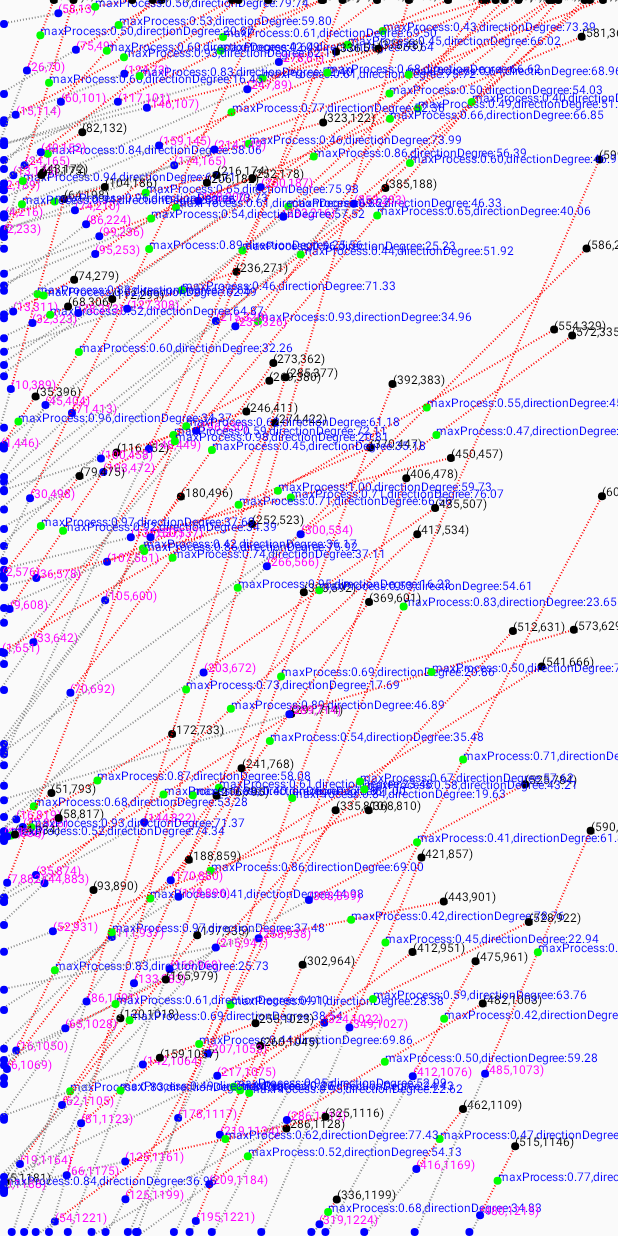
After one commit to fhbianling/MyDevSample, an Android app: the FlowerActivity screen opened directly, with no data from a screen before it, on a phone screen of 412 x 824 dp. The commit adds this screen. Run offline under Robolectric (Android 15) with nearby library versions, the phone set to English and light mode, and no system bars.

Commit message:
添加一个Kotlin写的雪花效果,待完成

```diff
--- a/app/src/main/AndroidManifest.xml
+++ b/app/src/main/AndroidManifest.xml
@@ -40,6 +40,7 @@
         <activity android:name=".ui.kugouanim.KuGouMainAnimActivity"/>
         <activity android:name=".ui.halfcolortext.HalfColorTextViewActivity"/>
         <activity android:name=".ui.flipover.FlipOverActivity"/>
+        <activity android:name=".ui.flower.FlowerActivity"/>
 
         <receiver android:name="com.wilddog.client.receiver.WilddogAuthCastReceiver">
             <intent-filter>
--- a/app/src/main/java/com/bian/mydevsample/application/MyApp.java
+++ b/app/src/main/java/com/bian/mydevsample/application/MyApp.java
@@ -1,10 +1,10 @@
 package com.bian.mydevsample.application;
 
-import android.app.Application;
+import android.support.multidex.MultiDexApplication;
 
-import com.bian.util.BaseUtilManager;
 import com.bian.mydevsample.BuildConfig;
 import com.bian.net.Api;
+import com.bian.util.BaseUtilManager;
 
 import static com.bian.mydevsample.consts.Const.BOOK_BASE_URL;
 
@@ -14,7 +14,7 @@ import static com.bian.mydevsample.consts.Const.BOOK_BASE_URL;
  * 类描述：
  */
 
-public class MyApp extends Application {
+public class MyApp extends MultiDexApplication {
 
     @Override
     public void onCreate() {
--- a/app/src/main/java/com/bian/mydevsample/ui/_main/MainActivity.java
+++ b/app/src/main/java/com/bian/mydevsample/ui/_main/MainActivity.java
@@ -17,6 +17,7 @@ import com.bian.mydevsample.ui.adaptertest.AdapterTest;
 import com.bian.mydevsample.ui.backstage.BackStageActivity;
 import com.bian.mydevsample.ui.daggerstudy.Dagger2StudyActivity;
 import com.bian.mydevsample.ui.flipover.FlipOverActivity;
+import com.bian.mydevsample.ui.flower.FlowerActivity;
 import com.bian.mydevsample.ui.halfcolortext.HalfColorTextViewActivity;
 import com.bian.mydevsample.ui.infotextview.InfoTextViewSampleActivity;
 import com.bian.mydevsample.ui.kugouanim.KuGouMainAnimActivity;
@@ -109,6 +110,7 @@ public class MainActivity extends AbsBaseActivity
         buttonDescs.add(new ButtonDesc("酷狗翻页动画", KuGouMainAnimActivity.class));
         buttonDescs.add(new ButtonDesc("滚轮测试", HalfColorTextViewActivity.class));
         buttonDescs.add(new ButtonDesc("翻页动画", FlipOverActivity.class));
+        buttonDescs.add(new ButtonDesc("雪花动画", FlowerActivity.class));
         adapter = new Adapter(buttonDescs, this);
         buttonList.setAdapter(adapter);
         buttonList.setOnItemClickListener(this);
--- /dev/null
+++ b/app/src/main/java/com/bian/mydevsample/ui/flower/Flower.kt
@@ -0,0 +1,141 @@
+package com.bian.mydevsample.ui.flower
+
+import android.graphics.*
+import android.view.View
+import com.bian.util.core.L
+
+/**
+ * author 边凌
+ * date 2018/2/5 15:31
+ * 类描述：
+ */
+class Flower(view: View) {
+    private var radius: Int = (Math.random() * 8 + 2).toInt()
+    private var process: Float = 0f
+
+    private val widthScope = view.width
+    private val heightScope = view.height
+    private val startX = (Math.random() * widthScope).toFloat()
+    private val startY: Float = if (Math.random() > 0.3f) (Math.random() * heightScope).toFloat() else 0f
+    private
+    val paint: Paint by lazy {
+        Paint().apply {
+            isAntiAlias = true
+            color = Color.RED
+        }
+    }
+    private
+    val step = Math.random() * 0.25 + 0.05
+    private
+    val directionDegree = Math.random() * 65 + 15
+    private
+    val maxProcess = Math.random() * 0.6 + 0.4
+    private
+    val computer = Computer()
+    val finish: Boolean get() = process < maxProcess
+
+    fun move(canvas: Canvas) {
+        debug(canvas)
+    }
+
+    private fun debug(canvas: Canvas) {
+        L.d("move")
+        paint.color = Color.RED
+        val startX = computer.startPosition.x
+        val startY = computer.startPosition.y
+        val endX = computer.endPosition.x
+        val endY = computer.endPosition.y
+        val edgeX = computer.edgePosition.x
+        val edgeY = computer.edgePosition.y
+
+        paint.style = Paint.Style.STROKE
+        paint.strokeWidth = 2f
+        canvas.drawPath(Path().apply {
+            moveTo(startX, startY)
+            lineTo(endX, endY)
+        }, paint)
+        val effect = DashPathEffect(floatArrayOf(1f, 2f), 10f)
+        paint.pathEffect = effect
+        paint.color = Color.GRAY
+        canvas.drawPath(Path().apply {
+            moveTo(endX, endY)
+            lineTo(edgeX, edgeY)
+        }, paint)
+
+        paint.textSize = 12f
+        paint.strokeWidth = 0f
+        paint.color = Color.BLACK
+        canvas.drawText("(${startX.toInt()},${startY.toInt()})", startX, startY, paint)
+        paint.color = Color.MAGENTA
+        canvas.drawText("(${endX.toInt()},${endY.toInt()})", endX, endY, paint)
+        val centerX = Math.abs((startX + endX) / 2)
+        val centerY = Math.abs((startY + endY) / 2)
+        paint.color = Color.BLUE
+        canvas.drawText("maxProcess:${String.format("%.2f", maxProcess)}," +
+                "directionDegree:${String.format("%.2f", directionDegree)}", centerX, centerY, paint)
+        paint.color = Color.GREEN
+        paint.style = Paint.Style.FILL
+        val circleRadius = 4f
+        canvas.drawCircle(centerX, centerY, circleRadius, paint)
+        paint.color = Color.BLACK
+        canvas.drawCircle(startX, startY, circleRadius, paint)
+        paint.color = Color.BLUE
+        canvas.drawCircle(endX, endY, circleRadius, paint)
+        canvas.drawCircle(if (edgeX == 0f) edgeX + circleRadius else edgeX,
+                if (edgeY == heightScope.toFloat()) edgeY - circleRadius else edgeY, circleRadius, paint)
+    }
+
+    override fun toString(): String {
+        return "Flower(radius=$radius, " +
+                "process=$process, " +
+                "widthScope=$widthScope, " +
+                "heightScope=$heightScope, " +
+                "startX=$startX, " +
+                "startY=$startY, " +
+                "step=$step, " +
+                "directionDegree=$directionDegree, " +
+                "maxProcess=$maxProcess, " +
+                "computer=$computer)"
+    }
+
+
+    inner class Computer {
+        private val drawPosition = PointF()
+        val startPosition by lazy {
+            PointF().apply {
+                x = startX
+                y = startY
+            }
+        }
+
+        val edgePosition by lazy {
+            PointF().apply {
+                val k = Math.tan(Math.toRadians(directionDegree + 90))
+                val b = startPosition.y - k * startPosition.x
+                val kToLeftBottom = (startPosition.y - heightScope) / (startPosition.x - 0)
+                val edgePointX: Float
+                val edgePointY: Float
+                if (kToLeftBottom > k) {
+                    edgePointX = ((heightScope - b) / k).toFloat()
+                    edgePointY = heightScope.toFloat()
+                } else {
+                    edgePointX = 0f
+                    edgePointY = b.toFloat()
+                }
+                x = edgePointX
+                y = edgePointY
+            }
+        }
+
+        val endPosition by lazy {
+            PointF().apply {
+                val endRate = 1 - maxProcess
+                val edgePositionX = edgePosition.x
+                val edgePositionY = edgePosition.y
+                x = edgePositionX + (endRate * (startPosition.x - edgePositionX)).toFloat()
+                y = edgePositionY - (endRate * (edgePositionY - startPosition.y)).toFloat()
+            }
+        }
+
+    }
+}
--- /dev/null
+++ b/app/src/main/java/com/bian/mydevsample/ui/flower/FlowerActivity.kt
@@ -0,0 +1,17 @@
+package com.bian.mydevsample.ui.flower
+
+import android.app.Activity
+import android.os.Bundle
+import com.bian.mydevsample.R
+
+/**
+ * author 边凌
+ * date 2018/2/5 17:12
+ * 类描述：
+ */
+class FlowerActivity : Activity() {
+    override fun onCreate(savedInstanceState: Bundle?) {
+        super.onCreate(savedInstanceState)
+        setContentView(R.layout.activity_flower)
+    }
+}
--- /dev/null
+++ b/app/src/main/java/com/bian/mydevsample/ui/flower/FlowerView.kt
@@ -0,0 +1,35 @@
+package com.bian.mydevsample.ui.flower
+
+import android.content.Context
+import android.graphics.Canvas
+import android.util.AttributeSet
+import android.view.View
+import com.bian.util.core.L
+
+/**
+ * author 边凌
+ * date 2018/2/5 10:38
+ * 类描述：
+ */
+class FlowerView(context: Context?, attrs: AttributeSet?) : View(context, attrs) {
+
+    private val flowerList = mutableListOf<Flower>()
+
+    private fun initParam() {
+        for (i in 1..100) {
+            flowerList.add(Flower(this))
+        }
+    }
+
+    override fun onDraw(canvas: Canvas?) {
+        if (flowerList.isEmpty()) {
+            initParam()
+        }
+        L.d("onDraw")
+        canvas?.let {
+            flowerList.forEach {
+                it.move(canvas)
+            }
+        }
+    }
+}
--- /dev/null
+++ b/app/src/main/res/layout/activity_flower.xml
@@ -0,0 +1,10 @@
+<?xml version="1.0" encoding="utf-8"?>
+<RelativeLayout
+    xmlns:android="http://schemas.android.com/apk/res/android"
+    android:layout_width="match_parent"
+    android:layout_height="match_parent">
+
+    <com.bian.mydevsample.ui.flower.FlowerView
+        android:layout_width="match_parent"
+        android:layout_height="match_parent"/>
+</RelativeLayout>
--- a/build.gradle
+++ b/build.gradle
@@ -1,12 +1,14 @@
 // Top-level build file where you can add configuration options common to all sub-projects/modules.
 
 buildscript {
+    ext.kotlin_version = '1.2.21'
     repositories {
         jcenter()
         google()
     }
     dependencies {
         classpath 'com.android.tools.build:gradle:3.0.1'
+        classpath "org.jetbrains.kotlin:kotlin-gradle-plugin:$kotlin_version"
 
         // NOTE: Do not place your application dependencies here; they belong
         // in the individual module build.gradle files
```
Also changed, not shown: app/build.gradle (+7 -0 lines), app/src/main/java/com/bian/mydevsample/ui/flower/KotlinGrammarTest.kt (added, +117 -0 lines), 1 other file.
